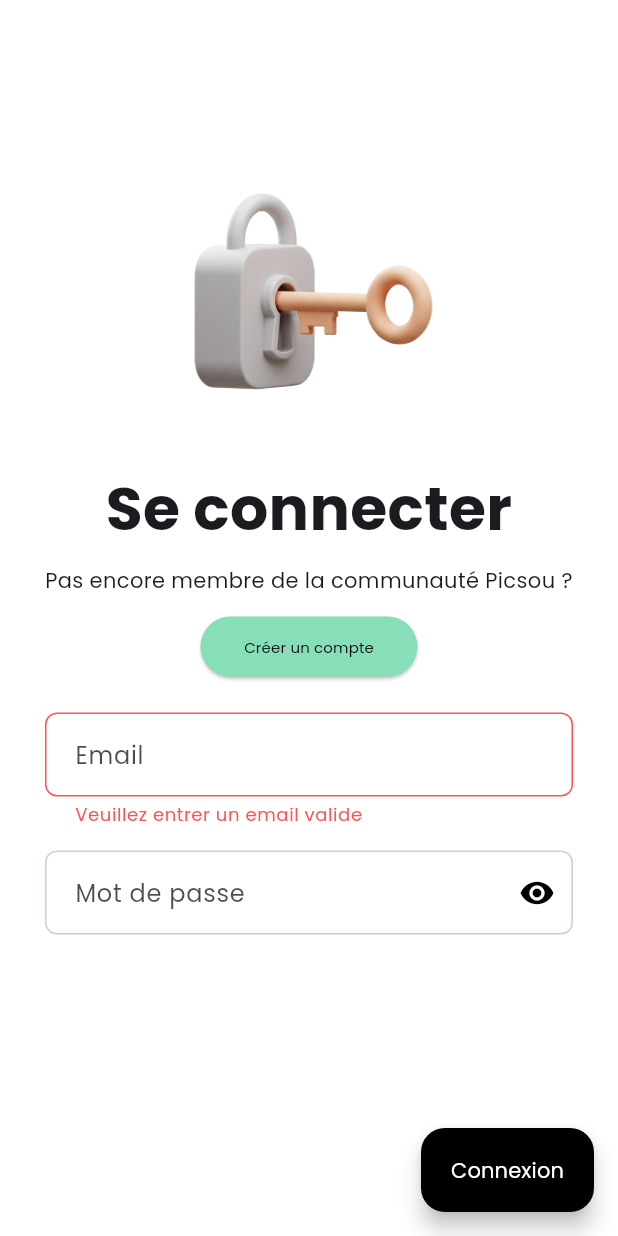
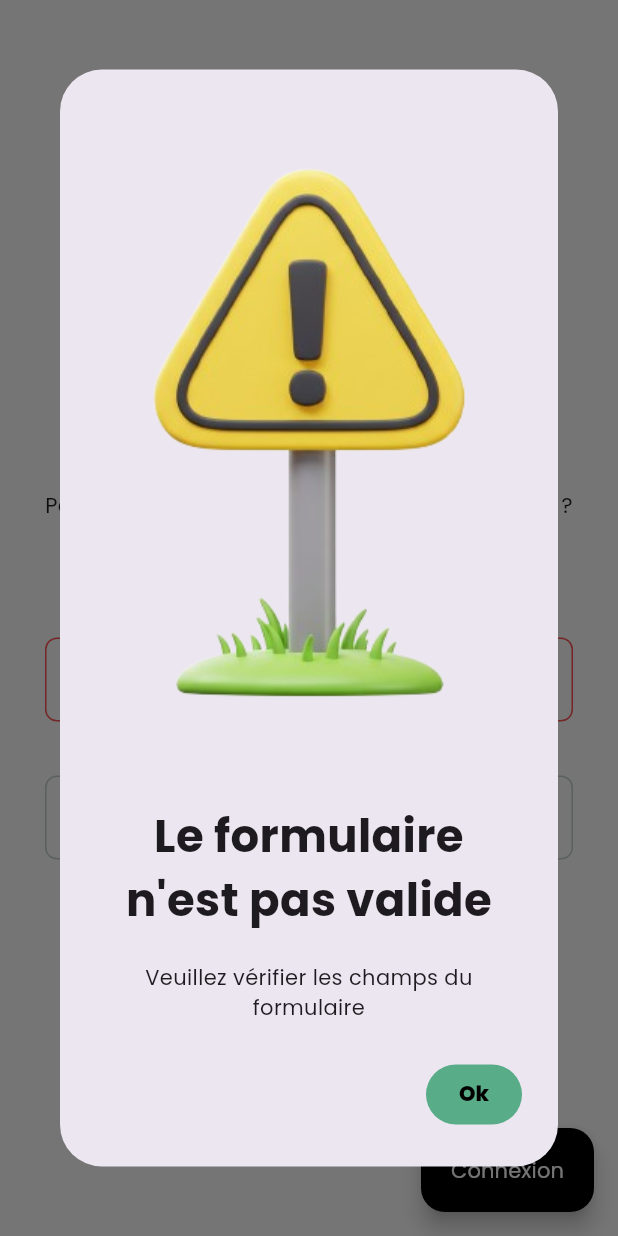
Before and after one commit to mael-grn/Projet-Picsou, a Flutter app: the LoginView screen opened directly, after a tap on "Connexion", on a phone screen of 412 x 824 dp. Run offline on Flutter 3.47's test engine with Material 3 defaults, Android fonts, the phone set to English and light mode, and no system bars; our stand-ins replace flutter_svg, loading_animation_widget, shared_preferences, shimmer, vibration; missing offline and left inert: restart_app; accounts and stored records are empty; network calls fail.

Commit message:
changements pour la page de login et d'enregistrement

```diff
--- a/lib/controllers/login_controller.dart
+++ b/lib/controllers/login_controller.dart
@@ -1,6 +1,6 @@
 import 'package:flutter/material.dart';
 import 'package:flutter/services.dart';
-import 'package:projet_picsou/enums/network_error_enum.dart';
+import 'package:projet_picsou/dialogs/alert_dialog_builder.dart';
 import 'package:projet_picsou/exceptions/request_exception.dart';
 import '../models/user.dart';
 import '../services/auth_service.dart';
@@ -8,25 +8,11 @@ import '../services/auth_service.dart';
 class LoginController with ChangeNotifier {
   final AuthService authService;
   User? user;
-  bool showPopup = false;
-  String? popupTitle;
-  String? popupContent;
-  String? popupImage;
   bool hidePassword = true;
-  bool isLoading = false;
-  String? error;
   final emailController = TextEditingController();
   final passwordController = TextEditingController();
 
   LoginController(this.authService);
-
-  void closePopup() {
-    showPopup = false;
-    popupTitle = null;
-    popupContent = null;
-    popupImage = null;
-    notifyListeners();
-  }
 
   void submitForm(GlobalKey<FormState> formKey) {
 
@@ -62,35 +48,21 @@ class LoginController with ChangeNotifier {
   Future<void> login(GlobalKey<FormState> formKey, String email, String password) async {
 
     if (!formKey.currentState!.validate()) {
+      DialogBuilder.warning("Le formulaire n'est pas valide", "Veuillez vérifier les champs du formulaire");
       return;
     }
 
-    isLoading = true;
-    error = null;
-    notifyListeners();
+    DialogBuilder.loading();
 
     try {
       user = await authService.login(email, password);
+      DialogBuilder.closeCurrentDialog();
+      notifyListeners();
     }  on NetworkException catch (e) {
-      if (e.networkError == NetworkErrorEnum.unauthorized || e.networkError == NetworkErrorEnum.notFound) {
-        error = "Email ou mot de passe incorrect";
-        popupContent = "Email ou mot de passe incorrect";
-      } else {
-        error = "${e.networkError.message} (${e.networkError.code})";
-        popupContent = "${e.networkError.message} (${e.networkError.code})";
-      }
-      popupTitle = "Erreur";
-      popupImage = "images/error.png";
-      showPopup = true;
+      DialogBuilder.networkError(e.networkError);
     } catch (_) {
-      error = "Erreur serveur";
-      popupTitle = "Erreur";
-      popupContent = "Erreur de l'application";
-      popupImage = "images/error.png";
-      showPopup = true;
+      DialogBuilder.appError();
     } finally {
-      isLoading = false;
-      notifyListeners();
     }
   }
 }
--- a/lib/dialogs/alert_dialog_builder.dart
+++ b/lib/dialogs/alert_dialog_builder.dart
@@ -45,28 +45,35 @@ class DialogBuilder {
   ]) {
     return _showDialog((BuildContext context) {
       return AlertDialog(
-        title: Text(
-          textAlign: TextAlign.center,
-          style: TextStyle(fontSize: 20, fontWeight: FontWeight.bold),
-          title,
-        ),
-        content: Column(
-          mainAxisSize: MainAxisSize.min,
-          children: [
-            Image.asset(height: 200, width: 200, image),
-            Text(content),
-          ],
+        content: SingleChildScrollView(
+          child: Column(
+            mainAxisSize: MainAxisSize.min,
+            children: [
+              Image.asset(width: 300, image),
+              SizedBox(height: 20),
+              Text(
+                textAlign: TextAlign.center,
+                style: TextStyle(fontSize: 30, fontWeight: FontWeight.bold),
+                title,
+              ),
+              SizedBox(height: 20),
+              Text(textAlign: TextAlign.center, content),
+            ],
+          ),
         ),
 
         actions: <Widget>[
           TextButton(
-            child: const Text('Ok'),
+            style: TextButton.styleFrom(
+              backgroundColor: primaryColor,
+            ),
             onPressed: () {
               if (onCLose != null) {
                 onCLose();
               }
               Navigator.of(context).pop();
             },
+            child: const Text('Ok'),
           ),
         ],
       );
@@ -139,7 +146,7 @@ class DialogBuilder {
     }
     return _simpleImageDialog(
       context,
-      "Erreur",
+      "Une erreur s'est produite",
       "$detailedMessage (${error.code} : ${error.message})",
       image,
       onCLose,
--- a/lib/views/login_view.dart
+++ b/lib/views/login_view.dart
@@ -1,5 +1,4 @@
 import 'package:flutter/material.dart';
-import 'package:loading_animation_widget/loading_animation_widget.dart';
 import 'package:projet_picsou/controllers/login_controller.dart';
 import 'package:projet_picsou/views/register_view.dart';
 import 'package:projet_picsou/widgets/global_layout.dart';
@@ -7,7 +6,6 @@ import 'package:projet_picsou/widgets/ui/Text_field_widget.dart';
 import 'package:projet_picsou/widgets/ui/button_widget.dart';
 import 'package:provider/provider.dart';
 import '../core/theme/app_theme.dart';
-import '../dialogs/alert_dialog_builder.dart';
 
 
 class LoginView extends StatefulWidget {
@@ -26,7 +24,7 @@ class _LoginViewState extends State<LoginView> {
     final loginController = context.watch<LoginController>();
 
     // Redirection automatique si la connexion a réussi
-    if (loginController.user != null && loginController.error == null) {
+    if (loginController.user != null) {
       WidgetsBinding.instance.addPostFrameCallback((_) {
         Navigator.pushReplacement(
           context,
@@ -37,11 +35,12 @@ class _LoginViewState extends State<LoginView> {
 
     return Scaffold(
       body: Padding(
-          padding: EdgeInsets.fromLTRB(30, 100, 30, 30),
+          padding: EdgeInsets.fromLTRB(30, 0, 30, 0),
           child: SingleChildScrollView(
             child: Column(
               crossAxisAlignment: CrossAxisAlignment.stretch,
               children: <Widget>[
+                SizedBox(height: 50),
                 Image.asset(
                     height: 200,
                     width: 200,
@@ -111,29 +110,9 @@ class _LoginViewState extends State<LoginView> {
       floatingActionButton: FloatingActionButton.extended(
         backgroundColor: foregroundColor,
         onPressed:
-            () => {
-              if (!loginController.isLoading && loginController.user == null) {
-                loginController.submitForm(widget._formKey)
-              }
-              else if (!loginController.isLoading &&
-                  loginController.user != null &&
-                  loginController.error == null)
-                {
-                  Navigator.push(
-                    context,
-                    MaterialPageRoute(builder: (context) => GlobalLayout()),
-                  ),
-                },
-            },
+            () => loginController.submitForm(widget._formKey),
         label:
-            loginController.isLoading
-                ? LoadingAnimationWidget.inkDrop(
-                  color: backgroundColor,
-                  size: 20,
-                )
-                : loginController.error == null && loginController.user != null
-                ? Text(style: TextStyle(color: backgroundColor), 'Continuer')
-                : Text(style: TextStyle(color: backgroundColor), 'Connexion'),
+        Text(style: TextStyle(color: backgroundColor), 'Connexion'),
       ),
     );
   }
```
Also changed, not shown: lib/controllers/register_controller.dart (+12 -44 lines), lib/views/register_view.dart (+8 -28 lines), images/alone.png, images/barrier.png, images/bodyguard.png, images/edit.png, images/error.png, images/exchange_money.png (deleted), images/login.png, images/register.png, images/rich.png, images/searching.png, images/thumbs_up.png, images/timer.png, 2 more files.
